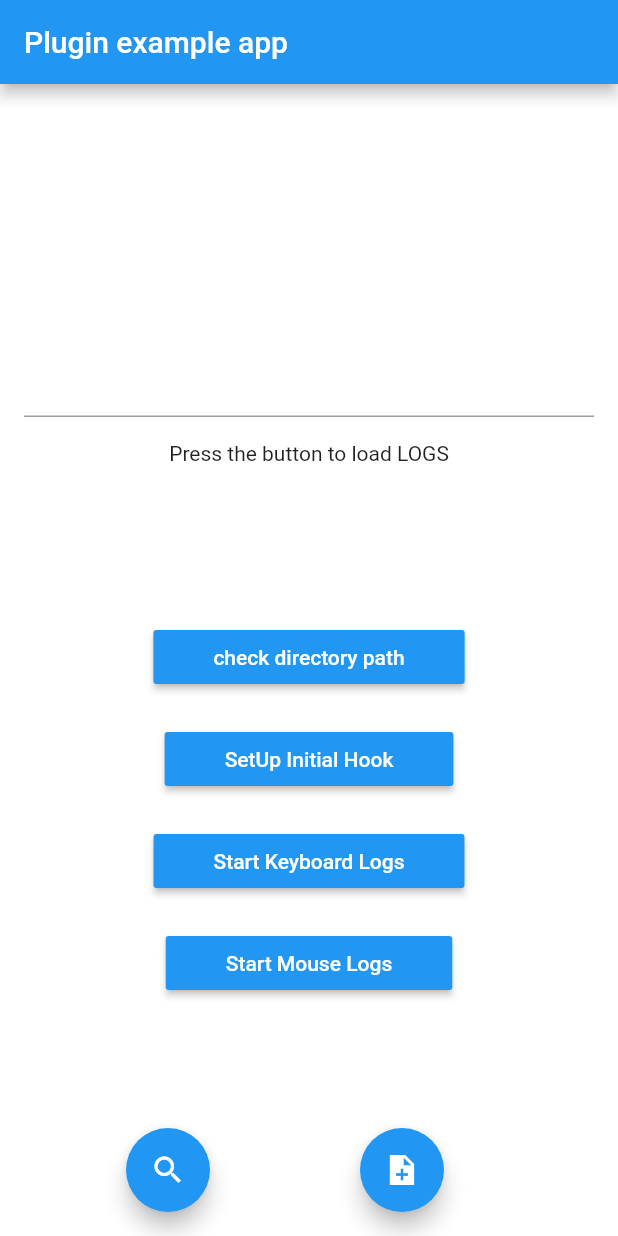
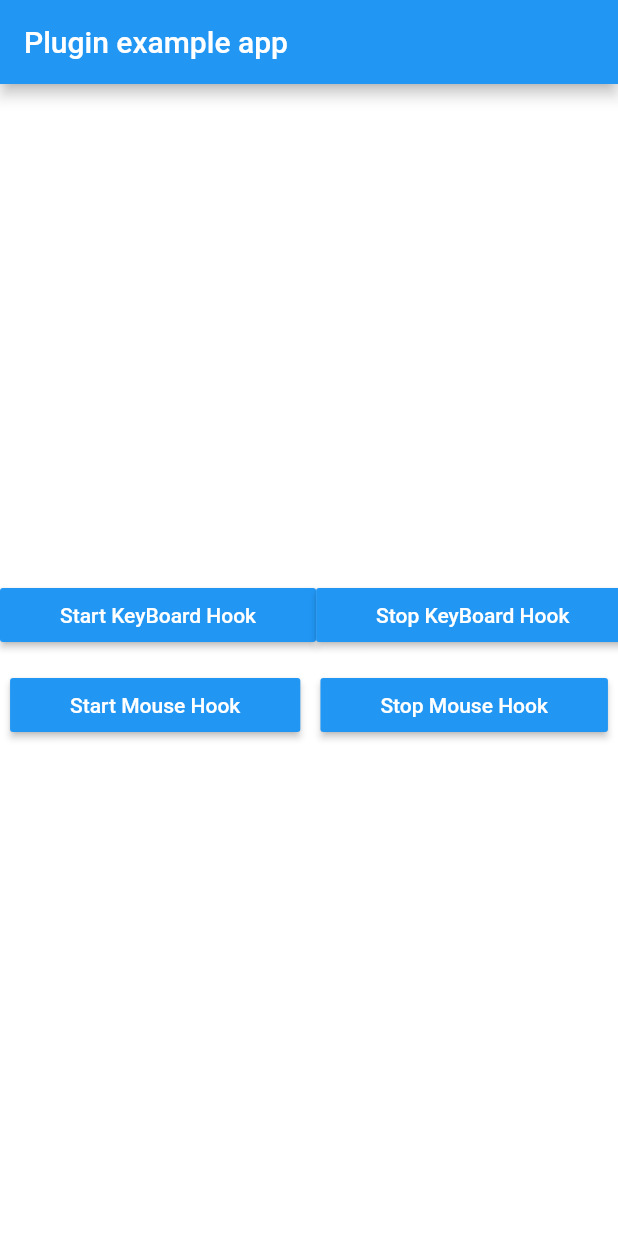
Before and after one commit to bultforce/winhooker, a Flutter app: the screen it shows after launch, on a phone screen of 412 x 824 dp. Run offline on Flutter 3.47's test engine with Material 2 defaults, Android fonts, the phone set to English and light mode, and no system bars; our stand-ins replace plugin_platform_interface; missing offline and left inert: dart:ffi.

Commit message:
commit on 30 aug

```diff
--- a/example/lib/main.dart
+++ b/example/lib/main.dart
@@ -1,10 +1,7 @@
-import 'dart:convert';
-import 'dart:io';
-import 'package:path/path.dart' as path;
 import 'package:flutter/material.dart';
 import 'dart:async';
+
 import 'package:flutter/services.dart';
-import 'package:path_provider/path_provider.dart';
 import 'package:winhooker/winhooker.dart';
 
 void main() {
@@ -68,18 +65,12 @@ class HomeScreen extends StatefulWidget {
 class _HomeScreenState extends State<HomeScreen> {
 
   late Winhooker _winhooker;
-  late String applicationPath;
-  final myController = TextEditingController();
-  String? _content;
   late StreamSubscription keyBoardStreamSubscription;
   late StreamSubscription mouseStreamSubscription;
   @override
   void initState() {
-
     super.initState();
-    applicationPath = "check directory path";
     _winhooker = Winhooker();
-
   }
   @override
   Widget build(BuildContext context) {
@@ -95,134 +86,59 @@ class _HomeScreenState extends State<HomeScreen> {
           crossAxisAlignment: CrossAxisAlignment.center,
           children: [
             Container(
-              height: 200,
-              child: SingleChildScrollView(
-                child: Column(
-
-                  mainAxisAlignment: MainAxisAlignment.center,
-                  children: <Widget>[
-
-                    Padding(
-                      padding: const EdgeInsets.all(16.0),
-                      child: TextField(
-                        controller: myController,
-                      ),
-                    ),
-
-
-                    /*TextField(
-                controller: _textController,
-                decoration: const InputDecoration(labelText: 'Enter your name'),
-              ),
-              ElevatedButton(
-                child: const Text('Save to file'),
-                onPressed: _writeData,
-              ),
-              const SizedBox(
-                height: 150,
-              ),
-*/
-
-                    /*const Text(
-                'You have pushed the button this many times:',
-              ),
-              Text(
-                '$_counter',
-                style: Theme.of(context).textTheme.headline4,
-              ),*/
-
-                    Text(_content ?? 'Press the button to load LOGS',
-                    ),
-
-                    /*   ElevatedButton(
-                child: const Text('Read my name from the file'),
-                onPressed: _readData,
-              )
-*/
-
-
-                  ],
-                ),
-              ),
-            ),
+              height: 50,
+              color: Colors.white,
+              child: Row(
+                mainAxisAlignment: MainAxisAlignment.spaceAround,
+                children: [
                   MaterialButton(
                     padding:const EdgeInsets.symmetric(horizontal: 40),
                     color: Colors.blue,
                     onPressed: ()async{
-                var patha= await getApplicationDocumentsDirectory();
-                setState(() {
-                  applicationPath = patha.path;
+                      keyBoardStreamSubscription = _winhooker.streamKeyboardHook().listen((event) {
+                        debugPrint(event);
                       });
                     },
-              child:  Text(applicationPath, style: TextStyle(color: Colors.white),),),
-            SizedBox(height: 20,),
+                    child: const Text("Start KeyBoard Hook", style: TextStyle(color: Colors.white),),),
                   MaterialButton(
                     padding:const EdgeInsets.symmetric(horizontal: 40),
                     color: Colors.blue,
                     onPressed: ()async{
-                _winhooker.initHooker();
+                      keyBoardStreamSubscription.cancel();
                     },
-              child: const Text("SetUp Initial Hook", style: TextStyle(color: Colors.white),),),
-            SizedBox(height: 20,),
+                    child: const Text("Stop KeyBoard Hook", style: TextStyle(color: Colors.white),),),
+                ],
+              ),
+            ),
+            const SizedBox(height: 10,),
+            Container(
+              color: Colors.white,
+              height: 50,
+              child: Row(
+                mainAxisAlignment: MainAxisAlignment.spaceAround,
+                children: [
                   MaterialButton(
                     padding:const EdgeInsets.symmetric(horizontal: 40),
                     color: Colors.blue,
                     onPressed: ()async{
-                _winhooker.keyboardLogger();
+                      mouseStreamSubscription = _winhooker.streamMouseHook().listen((event) {
+                        debugPrint(event);
+                      });
                     },
-              child: const Text("Start Keyboard Logs", style: TextStyle(color: Colors.white),),),
-            SizedBox(height: 20,),
+                    child: const Text("Start Mouse Hook", style: TextStyle(color: Colors.white),),),
                   MaterialButton(
-              padding:const EdgeInsets.symmetric(horizontal: 40),
+                    padding: const EdgeInsets.symmetric(horizontal: 40),
                     color: Colors.blue,
                     onPressed: ()async{
-                _winhooker.mouseLogger();
+                      mouseStreamSubscription.cancel();
                     },
-              child: const Text("Start Mouse Logs", style: TextStyle(color: Colors.white),),),
+                    child: const Text("Stop Mouse Hook", style: TextStyle(color: Colors.white),),),
                 ],
               ),
             ),
-      floatingActionButton: Row(
-          mainAxisAlignment: MainAxisAlignment.spaceEvenly,
-
-          children: [
-            FloatingActionButton(
-              onPressed: () {
-                var location = Directory.current.path;
-                location = location.replaceFirst("example", "");
-                location = location.replaceFirst("python_scripts", "");
-
-
-                myController.text = location;
-                setState(() {
-
-                });
-              },
-              tooltip: 'search',
-              child: const Icon(Icons.search_sharp),
+          ],
         ),
-            FloatingActionButton(
-              onPressed: _readData,
-              tooltip: 'logs',
-              child: const Icon(Icons.note_add_sharp),
       ),
-          ],
-        )// This trailing comma makes auto-formatting nicer for build methods.
-
     );
   }
-  Future<void> _readData() async {
-    var location = Directory.current.path;
-    location = location.replaceFirst("example", "");
-    location = location.replaceFirst("python_scripts", "");
-
-
-    print(location);
-    final myFile = File("$location/python_scripts/mouse_log0.txt");
-    final data = await myFile.readAsString(encoding: utf8);
-    setState(() {
-      _content = data;
-    });
-
 }
-}
--- a/pubspec.yaml
+++ b/pubspec.yaml
@@ -1,6 +1,6 @@
 name: winhooker
-description: A new Flutter project.
-version: 0.0.1
+description: keyboard and mouse event stream
+version: 0.0.3
 homepage: https://github.com/bultforce/winhooker
 
 environment:
```
Also changed, not shown: 1 other file. Lines whose indentation alone changed are shown as unchanged.
